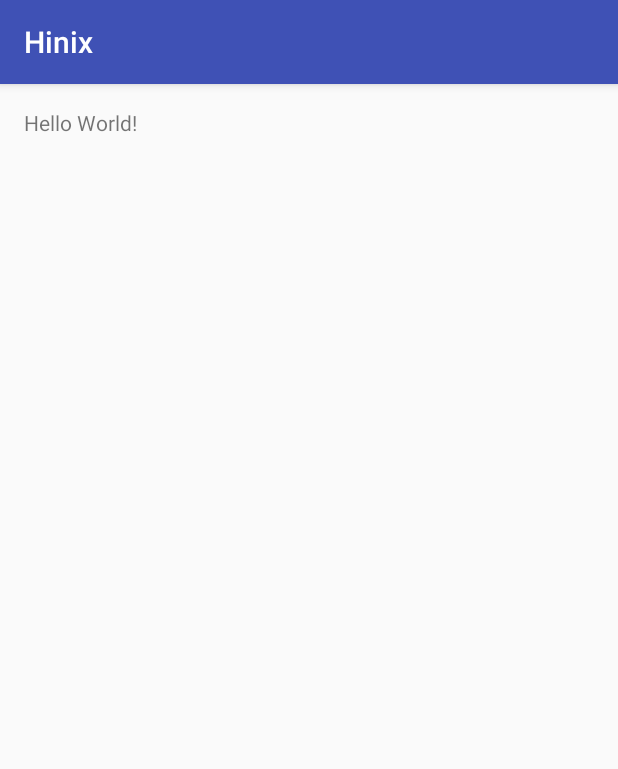
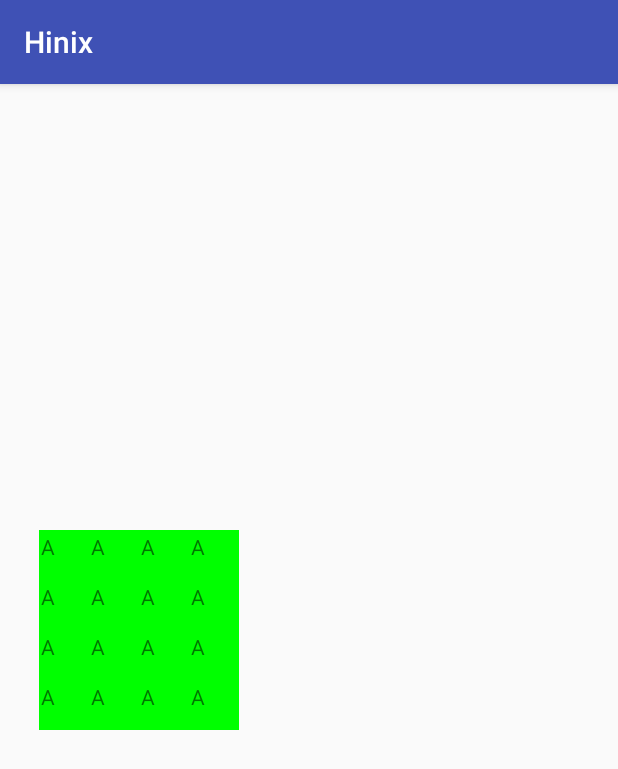
Before and after one commit to aviaryan/Hinix, an Android app: the screen it shows after launch (MainActivity), on a phone screen of 412 x 824 dp. Shown: the top 769 px of the screen. Run offline under Robolectric (Android 15) with nearby library versions, the phone set to English and light mode, and no system bars.

Commit message:
Initial skeleton

```diff
--- a/app/src/main/java/in/aviaryan/hinix/MainActivity.java
+++ b/app/src/main/java/in/aviaryan/hinix/MainActivity.java
@@ -1,13 +1,47 @@
 package in.aviaryan.hinix;
 
+import android.graphics.Color;
 import android.support.v7.app.AppCompatActivity;
 import android.os.Bundle;
+import android.text.InputType;
+import android.view.ViewGroup;
+import android.widget.EditText;
+import android.widget.GridLayout;
+import android.widget.TableLayout;
+import android.widget.TableRow;
+import android.widget.TextView;
 
 public class MainActivity extends AppCompatActivity {
 
+    private TableLayout tableLayout;
+    private int NUM_ROWS=4;
+    private  int NUM_COLS=4;
     @Override
     protected void onCreate(Bundle savedInstanceState) {
         super.onCreate(savedInstanceState);
         setContentView(R.layout.activity_main);
+        tableLayout = (TableLayout) findViewById(R.id.grid);
+        TextView tv = null;
+        ViewGroup tvLayParams = null;
+
+        for (int i = 0; i <NUM_ROWS; i++) {
+            // Make TR
+            TableRow tr = new TableRow(this);
+            tr.setId(100 + i);
+            tr.setLayoutParams(new TableRow.LayoutParams(GridLayout.LayoutParams.MATCH_PARENT, TableLayout.LayoutParams.WRAP_CONTENT));
+            for (int j = 0; j < NUM_COLS; j++) {
+                // Make TF to hold the details
+                TextView charTile = new TextView(this);
+                charTile.setHeight(50);
+                charTile.setWidth(50);
+                charTile.setPadding(2,2,2,2);
+                charTile.setBackgroundColor(Color.GREEN);
+                charTile.setId(NUM_ROWS * i + j);
+                charTile.setText("A");
+                tr.addView(charTile);
+
+            }
+            tableLayout.addView(tr, new TableLayout.LayoutParams(TableLayout.LayoutParams.MATCH_PARENT, TableRow.LayoutParams.MATCH_PARENT));
+        }
     }
 }
--- a/app/src/main/res/layout/activity_main.xml
+++ b/app/src/main/res/layout/activity_main.xml
@@ -9,8 +9,14 @@
     android:paddingTop="@dimen/activity_vertical_margin"
     tools:context="in.aviaryan.hinix.MainActivity">
 
-    <TextView
-        android:layout_width="wrap_content"
-        android:layout_height="wrap_content"
-        android:text="Hello World!" />
+
+    <TableLayout
+        android:layout_width="match_parent"
+        android:layout_height="match_parent"
+        android:layout_marginTop="40dp"
+        android:layout_marginBottom="80dp"
+        android:id="@+id/grid"
+        android:padding="10dp"
+        android:gravity="center">
+    </TableLayout>
 </RelativeLayout>
```
